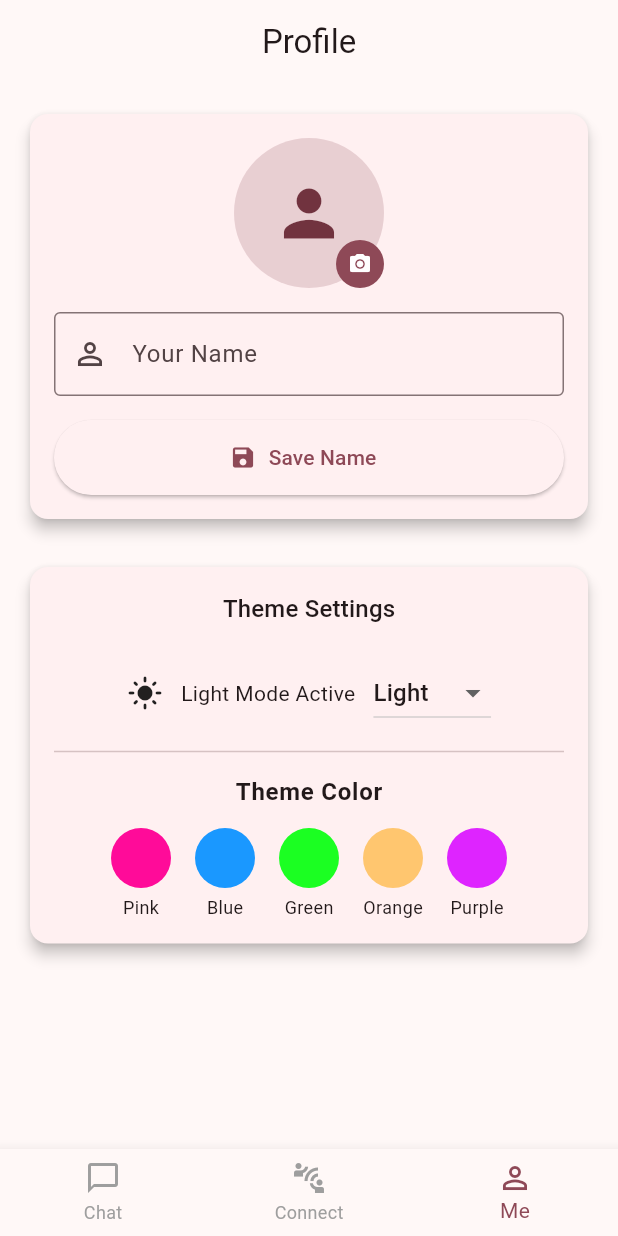
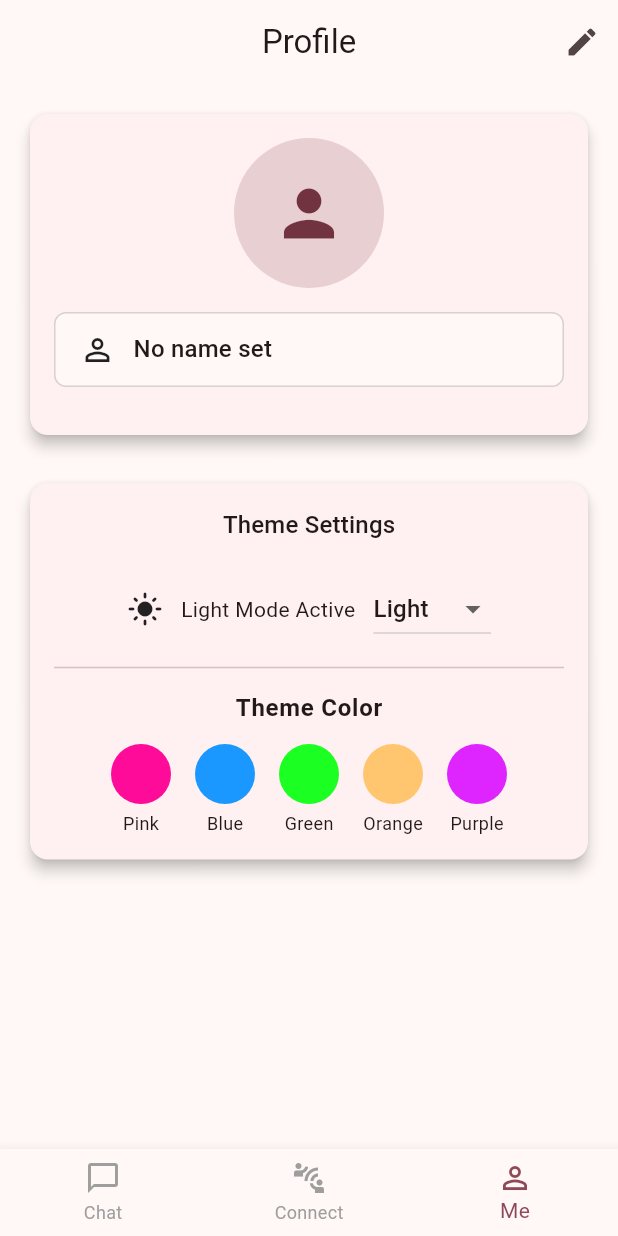
Before and after one commit to MaximeLeBesnerais/Lovy, a Flutter app: the screen it shows after launch, item 3 of the bottom bar chosen, on a phone screen of 412 x 824 dp. Run offline on Flutter 3.47's test engine with Material 3 defaults, Android fonts, the light colour scheme and no system bars; our stand-ins replace image_picker, shared_preferences; accounts and stored records are empty.

Commit message:
Refactor ProfileScreen: implement edit mode for user profile and enhance UI components

```diff
--- a/lib/screens/profile_screen.dart
+++ b/lib/screens/profile_screen.dart
@@ -23,6 +23,7 @@ class ProfileScreen extends StatefulWidget {
 class _ProfileScreenState extends State<ProfileScreen> {
   UserProfile? _userProfile;
   bool _isLoading = true;
+  bool _isEditMode = false; // Added to track edit mode
   final TextEditingController _nameController = TextEditingController();
   final ImagePicker _picker = ImagePicker();
 
@@ -51,12 +52,13 @@ class _ProfileScreenState extends State<ProfileScreen> {
       await ProfileManager.updateName(_nameController.text.trim());
       setState(() {
         _userProfile?.name = _nameController.text.trim();
+        _isEditMode = false; // Exit edit mode after saving
       });
 
       if (context.mounted) {
         ScaffoldMessenger.of(
           context,
-        ).showSnackBar(const SnackBar(content: Text('Name updated')));
+        ).showSnackBar(const SnackBar(content: Text('Profile updated')));
       }
     }
   }
@@ -72,10 +74,38 @@ class _ProfileScreenState extends State<ProfileScreen> {
     }
   }
 
+  void _toggleEditMode() {
+    setState(() {
+      _isEditMode = !_isEditMode;
+      // Reset name field to current value when entering edit mode
+      if (_isEditMode) {
+        _nameController.text = _userProfile?.name ?? '';
+      }
+    });
+  }
+
+  // Cancel changes and exit edit mode
+  void _cancelEdit() {
+    setState(() {
+      _nameController.text = _userProfile?.name ?? '';
+      _isEditMode = false;
+    });
+  }
+
   @override
   Widget build(BuildContext context) {
     return Scaffold(
-      appBar: AppBar(title: const Text('Profile')),
+      appBar: AppBar(
+        title: const Text('Profile'),
+        actions: [
+          if (!_isLoading && !_isEditMode)
+            IconButton(
+              icon: const Icon(Icons.edit),
+              onPressed: _toggleEditMode,
+              tooltip: 'Edit Profile',
+            ),
+        ],
+      ),
       body:
           _isLoading
               ? const Center(child: CircularProgressIndicator())
@@ -93,7 +123,37 @@ class _ProfileScreenState extends State<ProfileScreen> {
                           child: Column(
                             children: [
                               // Profile Picture
-                              GestureDetector(
+                              _isEditMode
+                                  ? _buildEditableProfileImage()
+                                  : _buildViewOnlyProfileImage(),
+                              const SizedBox(height: 16),
+
+                              // Name Field or Display
+                              _isEditMode
+                                  ? _buildEditableNameField()
+                                  : _buildViewOnlyNameField(),
+                              const SizedBox(height: 16),
+
+                              // Action Buttons - only show in edit mode
+                              if (_isEditMode) _buildActionButtons(),
+                            ],
+                          ),
+                        ),
+                      ),
+
+                      const SizedBox(height: 24),
+
+                      // Theme Settings Card
+                      _buildThemeSettingsCard(),
+                    ],
+                  ),
+                ),
+              ),
+    );
+  }
+
+  Widget _buildEditableProfileImage() {
+    return GestureDetector(
       onTap: _pickImage,
       child: Stack(
         alignment: Alignment.bottomRight,
@@ -102,68 +162,103 @@ class _ProfileScreenState extends State<ProfileScreen> {
             radius: 50,
             backgroundColor: Theme.of(
               context,
-                                      ).colorScheme.primary.withValues(alpha: 0.2),
+            ).colorScheme.primary.withOpacity(0.2),
             backgroundImage:
                 _userProfile?.profileImagePath != null
-                                              ? FileImage(
-                                                File(
-                                                  _userProfile!
-                                                      .profileImagePath!,
-                                                ),
-                                              )
+                    ? FileImage(File(_userProfile!.profileImagePath!))
                     : null,
             child:
                 _userProfile?.profileImagePath == null
-                                              ? const Icon(
-                                                Icons.person,
-                                                size: 50,
-                                              )
+                    ? const Icon(Icons.person, size: 50)
                     : null,
           ),
           CircleAvatar(
             radius: 16,
-                                      backgroundColor:
-                                          Theme.of(context).colorScheme.primary,
-                                      child: const Icon(
-                                        Icons.camera_alt,
-                                        color: Colors.white,
-                                        size: 16,
-                                      ),
+            backgroundColor: Theme.of(context).colorScheme.primary,
+            child: const Icon(Icons.camera_alt, color: Colors.white, size: 16),
           ),
         ],
       ),
-                              ),
-                              const SizedBox(height: 16),
+    );
+  }
 
-                              // Name Field
-                              TextField(
+  Widget _buildViewOnlyProfileImage() {
+    return CircleAvatar(
+      radius: 50,
+      backgroundColor: Theme.of(context).colorScheme.primary.withOpacity(0.2),
+      backgroundImage:
+          _userProfile?.profileImagePath != null
+              ? FileImage(File(_userProfile!.profileImagePath!))
+              : null,
+      child:
+          _userProfile?.profileImagePath == null
+              ? const Icon(Icons.person, size: 50)
+              : null,
+    );
+  }
+
+  Widget _buildEditableNameField() {
+    return TextField(
       controller: _nameController,
       decoration: const InputDecoration(
         labelText: 'Your Name',
         border: OutlineInputBorder(),
         prefixIcon: Icon(Icons.person_outline),
       ),
+    );
+  }
+
+  Widget _buildViewOnlyNameField() {
+    final name =
+        _userProfile?.name?.isNotEmpty == true
+            ? _userProfile!.name!
+            : 'No name set';
+
+    return Container(
+      padding: const EdgeInsets.symmetric(vertical: 12, horizontal: 16),
+      decoration: BoxDecoration(
+        color: Theme.of(context).colorScheme.surface,
+        borderRadius: BorderRadius.circular(8),
+        border: Border.all(
+          color: Theme.of(context).colorScheme.outline.withOpacity(0.3),
         ),
-                              const SizedBox(height: 16),
+      ),
+      child: Row(
+        children: [
+          const Icon(Icons.person_outline),
+          const SizedBox(width: 12),
+          Text(name, style: Theme.of(context).textTheme.titleMedium),
+        ],
+      ),
+    );
+  }
 
-                              // Save Button
-                              ElevatedButton.icon(
+  Widget _buildActionButtons() {
+    return Row(
+      children: [
+        Expanded(
+          child: OutlinedButton.icon(
+            onPressed: _cancelEdit,
+            icon: const Icon(Icons.cancel),
+            label: const Text('Cancel'),
+            style: OutlinedButton.styleFrom(minimumSize: const Size(0, 50)),
+          ),
+        ),
+        const SizedBox(width: 16),
+        Expanded(
+          child: ElevatedButton.icon(
             onPressed: _updateName,
             icon: const Icon(Icons.save),
-                                label: const Text('Save Name'),
-                                style: ElevatedButton.styleFrom(
-                                  minimumSize: const Size(double.infinity, 50),
+            label: const Text('Save'),
+            style: ElevatedButton.styleFrom(minimumSize: const Size(0, 50)),
           ),
         ),
       ],
-                          ),
-                        ),
-                      ),
+    );
+  }
 
-                      const SizedBox(height: 24),
-
-                      // Theme Settings Card
-                      Card(
+  Widget _buildThemeSettingsCard() {
+    return Card(
       elevation: 4,
       child: Padding(
         padding: const EdgeInsets.all(16.0),
@@ -181,24 +276,21 @@ class _ProfileScreenState extends State<ProfileScreen> {
               mainAxisSize: MainAxisSize.min,
               children: [
                 Icon(
-                                    Theme.of(context).brightness ==
-                                            Brightness.dark
+                  Theme.of(context).brightness == Brightness.dark
                       ? Icons.dark_mode
                       : Icons.light_mode,
                   size: 24,
                 ),
                 const SizedBox(width: 12),
                 Text(
-                                    Theme.of(context).brightness ==
-                                            Brightness.dark
+                  Theme.of(context).brightness == Brightness.dark
                       ? 'Dark Mode Active'
                       : 'Light Mode Active',
                 ),
                 const SizedBox(width: 12),
                 DropdownButton<ThemeMode>(
                   value:
-                                        Theme.of(context).brightness ==
-                                                Brightness.dark
+                      Theme.of(context).brightness == Brightness.dark
                           ? ThemeMode.dark
                           : ThemeMode.light,
                   onChanged: (ThemeMode? newThemeMode) {
@@ -229,8 +321,9 @@ class _ProfileScreenState extends State<ProfileScreen> {
             // Theme color section
             Text(
               'Theme Color',
-                                style: Theme.of(context).textTheme.bodyLarge
-                                    ?.copyWith(fontWeight: FontWeight.bold),
+              style: Theme.of(
+                context,
+              ).textTheme.bodyLarge?.copyWith(fontWeight: FontWeight.bold),
             ),
             const SizedBox(height: 12),
             Row(
@@ -266,11 +359,6 @@ class _ProfileScreenState extends State<ProfileScreen> {
           ],
         ),
       ),
-                      ),
-                    ],
-                  ),
-                ),
-              ),
     );
   }
 
@@ -297,7 +385,7 @@ class _ProfileScreenState extends State<ProfileScreen> {
                     isSelected
                         ? [
                           BoxShadow(
-                            color: Colors.black.withAlpha(77),
+                            color: Colors.black.withOpacity(0.3),
                             blurRadius: 5,
                             spreadRadius: 1,
                           ),
--- a/pubspec.yaml
+++ b/pubspec.yaml
@@ -38,6 +38,12 @@ dependencies:
   # The following adds the Cupertino Icons font to your application.
   # Use with the CupertinoIcons class for iOS style icons.
   cupertino_icons: ^1.0.8
+  image: ^4.5.4
+  encrypt: ^5.0.3
+  crypto: ^3.0.6
+  flutter_secure_storage: ^4.2.1
+  qr_flutter: ^4.1.0
+  path_provider: ^2.1.5
 
 dev_dependencies:
   flutter_test:
```
Also changed, not shown: pubspec.lock. Lines whose indentation alone changed are shown as unchanged.
